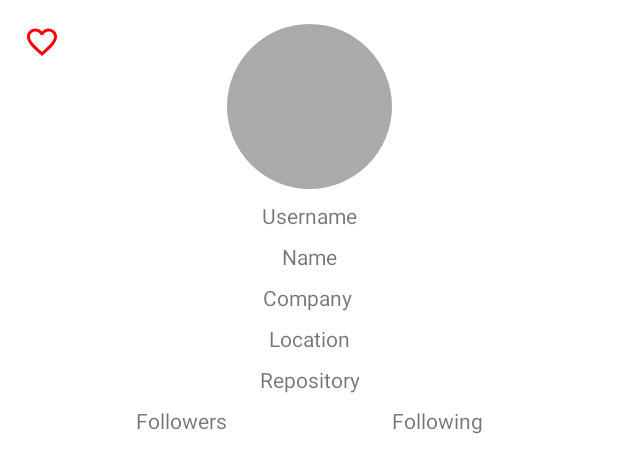
After one commit to nadikarim/NadikarimGitApp, an Android app: the layout activity_detail_favorite.xml on its own in the app's theme, with its tools: preview values and no code run, on a phone screen of 412 x 824 dp. The commit adds this screen. Shown: the top 473 px of the screen. Run offline under Robolectric (Android 15) with nearby library versions, the phone set to English and light mode, and no system bars.

Commit message:
Update 2

```diff
--- a/app/src/main/AndroidManifest.xml
+++ b/app/src/main/AndroidManifest.xml
@@ -18,10 +18,12 @@
         android:roundIcon="@mipmap/ic_launcher_round"
         android:supportsRtl="true"
         android:theme="@style/Theme.Submission3">
+        <activity android:name=".DetailFavoriteActivity"></activity>
+
         <receiver
             android:name=".AlarmReceiver"
             android:enabled="true"
-            android:exported="true"></receiver>
+            android:exported="true" />
 
         <activity android:name=".NotifSettingActivity" />
         <activity android:name=".FavoriteActivity" />
--- a/app/src/main/java/com/nadikarim/submission3/data/db/FavoriteHelper.kt
+++ b/app/src/main/java/com/nadikarim/submission3/data/db/FavoriteHelper.kt
@@ -47,7 +47,7 @@ class FavoriteHelper(context: Context) {
     }
 
     fun deleteById(id: String): Int {
-        return database.delete(DATABASE_TABLE, "$USERNAME = '$id'", null)
+        return database.delete(DATABASE_TABLE, "$USERNAME = ?", null)
     }
 
 }
--- /dev/null
+++ b/app/src/main/res/layout/activity_detail_favorite.xml
@@ -0,0 +1,124 @@
+<?xml version="1.0" encoding="utf-8"?>
+<androidx.constraintlayout.widget.ConstraintLayout xmlns:android="http://schemas.android.com/apk/res/android"
+    xmlns:app="http://schemas.android.com/apk/res-auto"
+    xmlns:tools="http://schemas.android.com/tools"
+    android:layout_width="match_parent"
+    android:layout_height="match_parent"
+    tools:context=".DetailFavoriteActivity">
+
+    <de.hdodenhof.circleimageview.CircleImageView
+        android:id="@+id/img_avatarDetail"
+        android:layout_width="110dp"
+        android:layout_height="110dp"
+        android:layout_marginTop="16dp"
+        android:src="@android:color/darker_gray"
+        app:layout_constraintEnd_toEndOf="parent"
+        app:layout_constraintStart_toStartOf="parent"
+        app:layout_constraintTop_toTopOf="parent" />
+
+    <androidx.appcompat.widget.AppCompatImageButton
+        android:id="@+id/btn_favorite"
+        android:layout_width="wrap_content"
+        android:layout_height="wrap_content"
+        android:layout_marginStart="16dp"
+        android:layout_marginTop="16dp"
+        android:background="@color/white"
+        app:layout_constraintStart_toStartOf="parent"
+        app:layout_constraintTop_toTopOf="parent"
+        app:srcCompat="@drawable/ic_baseline_favorite_unfilled_24" />
+
+    <TextView
+        android:id="@+id/tv_usernamed"
+        android:layout_width="wrap_content"
+        android:layout_height="wrap_content"
+        android:layout_marginTop="8dp"
+        android:text="@string/username"
+        android:textAlignment="center"
+        app:layout_constraintEnd_toEndOf="parent"
+        app:layout_constraintStart_toStartOf="parent"
+        app:layout_constraintTop_toBottomOf="@+id/img_avatarDetail" />
+
+    <TextView
+        android:id="@+id/tv_named"
+        android:layout_width="wrap_content"
+        android:layout_height="wrap_content"
+        android:layout_marginTop="8dp"
+        android:text="@string/name"
+        android:textAlignment="center"
+        app:layout_constraintEnd_toEndOf="parent"
+        app:layout_constraintStart_toStartOf="parent"
+        app:layout_constraintTop_toBottomOf="@+id/tv_usernamed" />
+
+    <TextView
+        android:id="@+id/tv_locationd"
+        android:layout_width="wrap_content"
+        android:layout_height="wrap_content"
+        android:layout_marginTop="8dp"
+        android:text="@string/location"
+        android:textAlignment="center"
+        app:layout_constraintEnd_toEndOf="parent"
+        app:layout_constraintStart_toStartOf="parent"
+        app:layout_constraintTop_toBottomOf="@+id/tv_company" />
+
+    <TextView
+        android:id="@+id/tv_repositoryd"
+        android:layout_width="wrap_content"
+        android:layout_height="wrap_content"
+        android:layout_marginTop="8dp"
+        android:text="@string/repository"
+        android:textAlignment="center"
+        app:layout_constraintEnd_toEndOf="parent"
+        app:layout_constraintStart_toStartOf="parent"
+        app:layout_constraintTop_toBottomOf="@+id/tv_locationd" />
+
+    <TextView
+        android:id="@+id/tv_followersd"
+        android:layout_width="wrap_content"
+        android:layout_height="wrap_content"
+        android:layout_marginTop="8dp"
+        android:text="@string/followers"
+        app:layout_constraintEnd_toStartOf="@+id/img_avatarDetail"
+        app:layout_constraintHorizontal_bias="1.0"
+        app:layout_constraintStart_toStartOf="parent"
+        app:layout_constraintTop_toBottomOf="@+id/tv_repositoryd" />
+
+    <TextView
+        android:id="@+id/tv_followingd"
+        android:layout_width="wrap_content"
+        android:layout_height="wrap_content"
+        android:layout_marginTop="8dp"
+        android:text="@string/following"
+        app:layout_constraintEnd_toEndOf="parent"
+        app:layout_constraintHorizontal_bias="0.0"
+        app:layout_constraintStart_toEndOf="@+id/img_avatarDetail"
+        app:layout_constraintTop_toBottomOf="@+id/tv_repositoryd" />
+
+    <com.google.android.material.tabs.TabLayout
+        android:id="@+id/tab1"
+        android:layout_width="match_parent"
+        android:layout_height="wrap_content"
+        android:layout_marginTop="8dp"
+        android:background="@color/white"
+        app:layout_constraintEnd_toEndOf="parent"
+        app:layout_constraintStart_toStartOf="parent"
+        app:layout_constraintTop_toBottomOf="@+id/tv_followersd" />
+
+    <androidx.viewpager.widget.ViewPager
+        android:id="@+id/view_pager"
+        android:layout_width="match_parent"
+        android:layout_height="match_parent"
+        android:layout_marginTop="350dp"/>
+
+    <TextView
+        android:id="@+id/tv_company"
+        android:layout_width="wrap_content"
+        android:layout_height="wrap_content"
+        android:layout_marginTop="8dp"
+        android:text="@string/company"
+        android:textAlignment="center"
+        app:layout_constraintEnd_toEndOf="parent"
+        app:layout_constraintHorizontal_bias="0.498"
+        app:layout_constraintStart_toStartOf="parent"
+        app:layout_constraintTop_toBottomOf="@+id/tv_named" />
+
+</androidx.constraintlayout.widget.ConstraintLayout>
```
Also changed, not shown: app/src/main/java/com/nadikarim/submission3/DetailActivity.kt (+6 -1 lines), app/src/main/java/com/nadikarim/submission3/DetailFavoriteActivity.kt (added, +124 -0 lines), app/src/main/java/com/nadikarim/submission3/ListFavoriteAdapter.kt (+3 -5 lines), app/src/main/java/com/nadikarim/submission3/utils/Constant.kt (line endings or trailing spaces).
